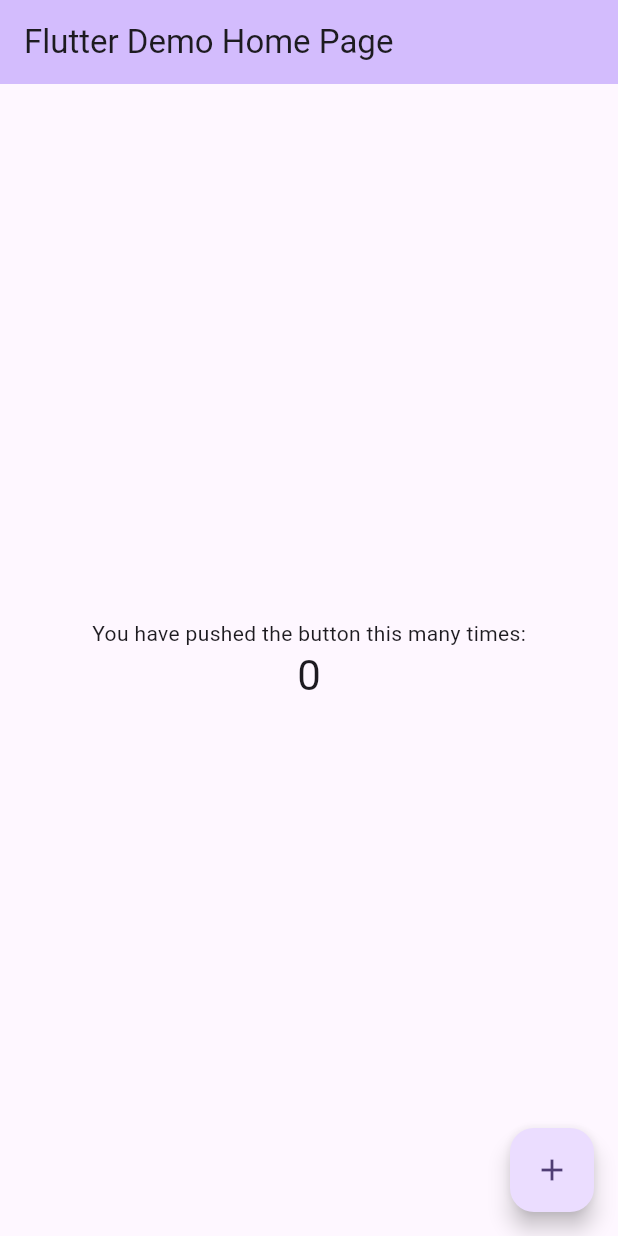
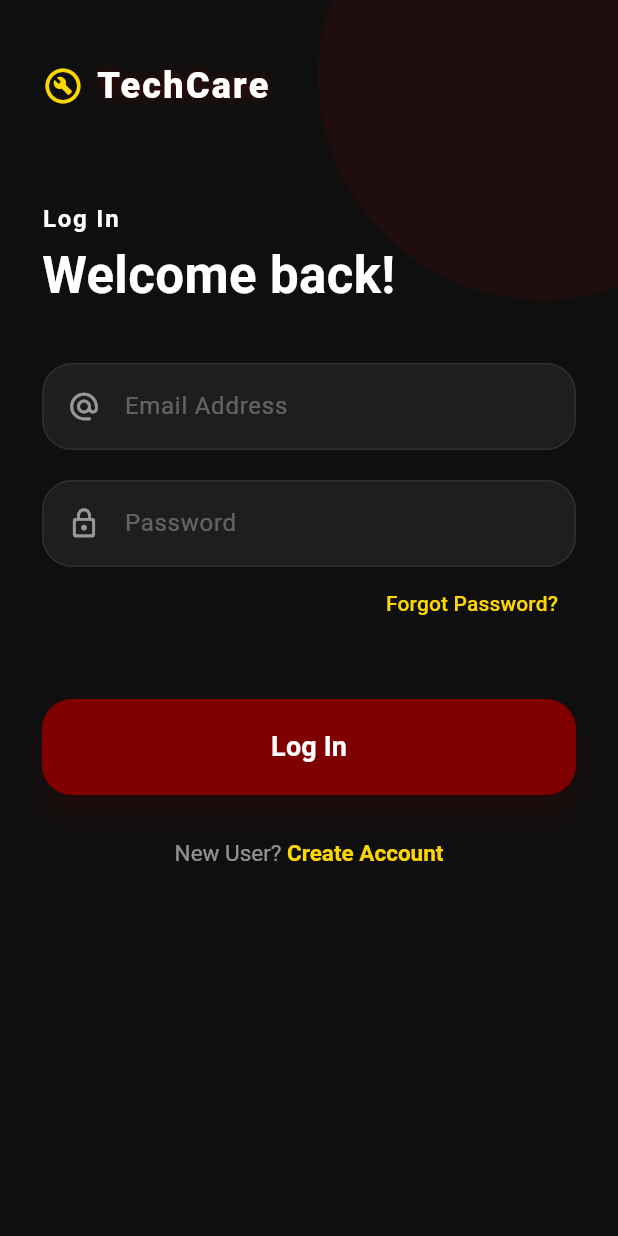
Before and after one commit to jun9187/techcare_app, a Flutter app: the screen it shows after launch, on a phone screen of 412 x 824 dp. Run offline on Flutter 3.47's test engine with Material 3 defaults, Android fonts, the phone set to English and light mode, and no system bars.

Commit message:
Create template page for login/register

```diff
--- /dev/null
+++ b/lib/auth_page.dart
@@ -0,0 +1,186 @@
+import 'package:flutter/material.dart';
+
+const Color utmMaroon = Color(0xFF800000);
+const Color goldHighlight = Color(0xFFFFD700);
+const Color backgroundDark = Color(0xFF0F0F0F);
+const Color cardGrey = Color(0xFF1E1E1E);
+
+class AuthPage extends StatefulWidget {
+  const AuthPage({super.key});
+
+  @override
+  State<AuthPage> createState() => _AuthPageState();
+}
+
+class _AuthPageState extends State<AuthPage> {
+  bool _isLogin = true;
+
+  @override
+  Widget build(BuildContext context) {
+    return Scaffold(
+      backgroundColor: backgroundDark,
+      body: Stack(
+        children: [
+          Positioned(
+            top: -100,
+            right: -100,
+            child: Container(
+              width: 300,
+              height: 300,
+              decoration: BoxDecoration(
+                shape: BoxShape.circle,
+                color: utmMaroon.withValues(alpha: 0.15),
+              ),
+            ),
+          ),
+          SafeArea(
+            child: SingleChildScrollView(
+              padding: const EdgeInsets.symmetric(horizontal: 28.0),
+              child: Column(
+                crossAxisAlignment: CrossAxisAlignment.start,
+                children: [
+                  const SizedBox(height: 40),
+                  // TechCare Brand Title
+                  Row(
+                    children: [
+                      const Icon(Icons.build_circle_outlined, color: goldHighlight, size: 28),
+                      const SizedBox(width: 8),
+                      Text(
+                        "TechCare",
+                        style: TextStyle(
+                          color: Colors.white,
+                          fontSize: 24,
+                          fontWeight: FontWeight.w900,
+                          letterSpacing: 1.5,
+                          shadows: [
+                            Shadow(
+                              color: utmMaroon.withValues(alpha: 0.5),
+                              blurRadius: 10,
+                            )
+                          ],
+                        ),
+                      ),
+                    ],
+                  ),
+                  const SizedBox(height: 60),
+                  // "Log In" / "Sign Up" Header
+                  Text(
+                    _isLogin ? "Log In" : "Sign Up",
+                    style: const TextStyle(
+                      color: Colors.white,
+                      fontSize: 16,
+                      fontWeight: FontWeight.w600,
+                      letterSpacing: 1.2,
+                    ),
+                  ),
+                  const SizedBox(height: 8),
+                  // Large Prototype Heading
+                  Text(
+                    _isLogin ? "Welcome back!" : "Create Account",
+                    style: const TextStyle(
+                      color: Colors.white,
+                      fontSize: 34,
+                      fontWeight: FontWeight.bold,
+                      height: 1.1,
+                    ),
+                  ),
+                  const SizedBox(height: 40),
+
+                  _buildModernField("Email Address", Icons.alternate_email_rounded),
+                  const SizedBox(height: 20),
+                  _buildModernField("Password", Icons.lock_outline_rounded, obscure: true),
+
+                  if (_isLogin)
+                    Align(
+                      alignment: Alignment.centerRight,
+                      child: TextButton(
+                        onPressed: () {},
+                        child: const Text(
+                          "Forgot Password?",
+                          style: TextStyle(color: goldHighlight, fontSize: 14),
+                        ),
+                      ),
+                    ),
+
+                  const SizedBox(height: 40),
+
+                  // Primary Action Button
+                  SizedBox(
+                    width: double.infinity,
+                    height: 64,
+                    child: ElevatedButton(
+                      style: ElevatedButton.styleFrom(
+                        backgroundColor: utmMaroon,
+                        elevation: 8,
+                        shadowColor: utmMaroon.withValues(alpha: 0.5),
+                        shape: RoundedRectangleBorder(
+                          borderRadius: BorderRadius.circular(20),
+                        ),
+                      ),
+                      onPressed: () {
+                        // Trigger AuthBloc for login/register
+                      },
+                      child: Text(
+                        _isLogin ? "Log In" : "Sign Up",
+                        style: const TextStyle(
+                          fontSize: 18,
+                          fontWeight: FontWeight.bold,
+                          color: Colors.white,
+                        ),
+                      ),
+                    ),
+                  ),
+
+                  const SizedBox(height: 30),
+
+                  // Toggle Switch
+                  Center(
+                    child: GestureDetector(
+                      onTap: () => setState(() => _isLogin = !_isLogin),
+                      child: RichText(
+                        text: TextSpan(
+                          text: _isLogin ? "New User? " : "Existing User? ",
+                          style: const TextStyle(color: Colors.white54, fontSize: 15),
+                          children: [
+                            TextSpan(
+                              text: _isLogin ? "Create Account" : "Log In",
+                              style: const TextStyle(
+                                color: goldHighlight,
+                                fontWeight: FontWeight.bold,
+                              ),
+                            ),
+                          ],
+                        ),
+                      ),
+                    ),
+                  ),
+                ],
+              ),
+            ),
+          ),
+        ],
+      ),
+    );
+  }
+
+  Widget _buildModernField(String hint, IconData icon, {bool obscure = false}) {
+    return Container(
+      decoration: BoxDecoration(
+        color: cardGrey,
+        borderRadius: BorderRadius.circular(20),
+        border: Border.all(color: Colors.white.withValues(alpha: 0.08)),
+      ),
+      padding: const EdgeInsets.symmetric(horizontal: 16, vertical: 4),
+      child: TextField(
+        obscureText: obscure,
+        style: const TextStyle(color: Colors.white, fontSize: 16),
+        decoration: InputDecoration(
+          hintText: hint,
+          hintStyle: const TextStyle(color: Colors.white30),
+          icon: Icon(icon, color: Colors.white54, size: 22),
+          border: InputBorder.none,
+        ),
+      ),
+    );
+  }
+}
--- a/lib/main.dart
+++ b/lib/main.dart
@@ -1,4 +1,5 @@
 import 'package:flutter/material.dart';
+import 'auth_page.dart';
 
 void main() {
   runApp(const MyApp());
@@ -28,9 +29,9 @@ class MyApp extends StatelessWidget {
         //
         // This works for code too, not just values: Most code changes can be
         // tested with just a hot reload.
-        colorScheme: .fromSeed(seedColor: Colors.deepPurple),
+        colorScheme: ColorScheme.fromSeed(seedColor: Colors.deepPurple),
       ),
-      home: const MyHomePage(title: 'Flutter Demo Home Page'),
+      home: const AuthPage(),
     );
   }
 }
@@ -102,7 +103,7 @@ class _MyHomePageState extends State<MyHomePage> {
           // TRY THIS: Invoke "debug painting" (choose the "Toggle Debug Paint"
           // action in the IDE, or press "p" in the console), to see the
           // wireframe for each widget.
-          mainAxisAlignment: .center,
+          mainAxisAlignment: MainAxisAlignment.center,
           children: [
             const Text('You have pushed the button this many times:'),
             Text(
```
